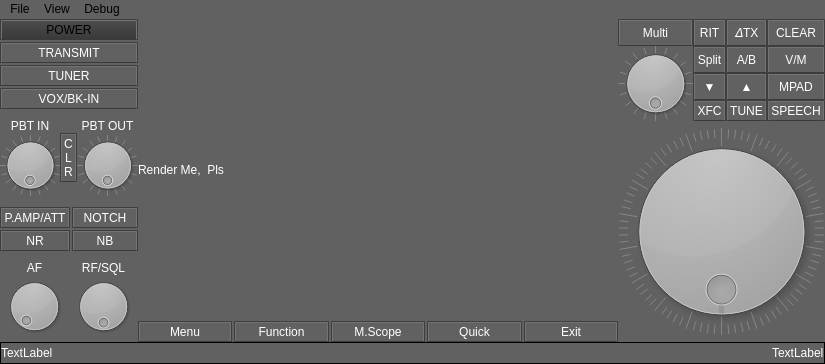
Qt form mainwindow.ui (mckaymatthew/rdu3) before a commit.
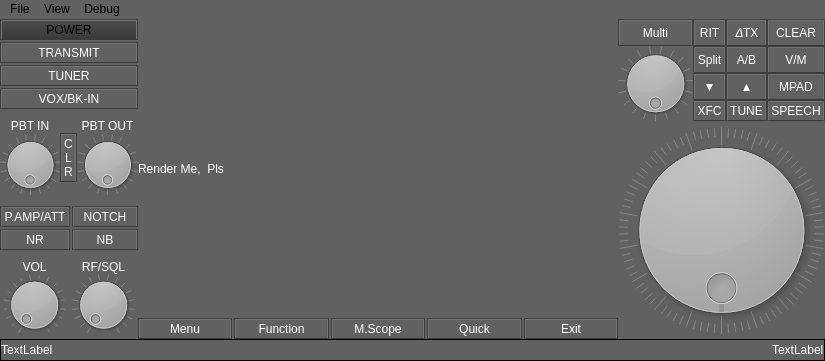
The same form after that commit. Custom widgets are drawn as their Qt base class.

Commit message: Grab previous dial offset from the RDU by reading its registers.

The edit to the form file:
```diff
--- a/mainwindow.ui
+++ b/mainwindow.ui
@@ -7,7 +7,7 @@
     <x>0</x>
     <y>0</y>
     <width>825</width>
-    <height>364</height>
+    <height>361</height>
    </rect>
   </property>
   <property name="windowTitle">
@@ -199,7 +199,7 @@
                  <item row="2" column="2">
                   <widget class="QDial" name="bpf_out">
                    <property name="maximum">
-                    <number>20</number>
+                    <number>19</number>
                    </property>
                    <property name="pageStep">
                     <number>1</number>
@@ -225,7 +225,7 @@
                  <item row="2" column="0">
                   <widget class="QDial" name="bpf_in">
                    <property name="maximum">
-                    <number>20</number>
+                    <number>19</number>
                    </property>
                    <property name="pageStep">
                     <number>1</number>
@@ -370,12 +370,22 @@
                   <number>0</number>
                  </property>
                  <item row="1" column="0">
-                  <widget class="QDial" name="dial_3"/>
+                  <widget class="QDial" name="volume">
+                   <property name="maximum">
+                    <number>252</number>
+                   </property>
+                   <property name="notchTarget">
+                    <double>15.000000000000000</double>
+                   </property>
+                   <property name="notchesVisible">
+                    <bool>true</bool>
+                   </property>
+                  </widget>
                  </item>
                  <item row="0" column="0">
                   <widget class="QLabel" name="label_3">
                    <property name="text">
-                    <string>AF</string>
+                    <string>VOL</string>
                    </property>
                    <property name="alignment">
                     <set>Qt::AlignCenter</set>
@@ -383,18 +393,24 @@
                   </widget>
                  </item>
                  <item row="1" column="1">
-                  <widget class="QDial" name="dial_4">
+                  <widget class="QDial" name="rfsql">
+                   <property name="enabled">
+                    <bool>true</bool>
+                   </property>
+                   <property name="maximum">
+                    <number>252</number>
+                   </property>
                    <property name="pageStep">
                     <number>1</number>
                    </property>
                    <property name="wrapping">
-                    <bool>true</bool>
+                    <bool>false</bool>
                    </property>
                    <property name="notchTarget">
-                    <double>5.000000000000000</double>
+                    <double>15.000000000000000</double>
                    </property>
                    <property name="notchesVisible">
-                    <bool>false</bool>
+                    <bool>true</bool>
                    </property>
                   </widget>
                  </item>
@@ -617,7 +633,7 @@
                     <number>0</number>
                    </property>
                    <property name="maximum">
-                    <number>20</number>
+                    <number>19</number>
                    </property>
                    <property name="pageStep">
                     <number>1</number>
@@ -692,16 +708,6 @@
                    </property>
                   </widget>
                  </item>
-                 <item row="4" column="1">
-                  <widget class="QPushButton" name="fpb_XFC_0d80">
-                   <property name="enabled">
-                    <bool>true</bool>
-                   </property>
-                   <property name="text">
-                    <string>XFC</string>
-                   </property>
-                  </widget>
-                 </item>
                  <item row="1" column="2">
                   <widget class="QPushButton" name="fpb_DeltaTx_0f20">
                    <property name="minimumSize">
@@ -738,6 +744,16 @@
                    </property>
                   </widget>
                  </item>
+                 <item row="4" column="1">
+                  <widget class="QPushButton" name="fpb_XFC_0d80">
+                   <property name="enabled">
+                    <bool>true</bool>
+                   </property>
+                   <property name="text">
+                    <string>XFC</string>
+                   </property>
+                  </widget>
+                 </item>
                 </layout>
                </widget>
               </item>
```
The commit also changes 11 other files.
